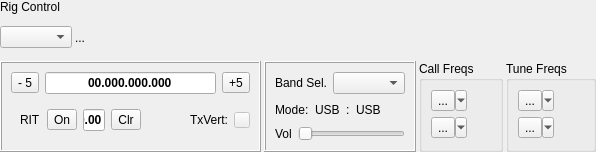
Rsclub22/Minos2-Mirror, file mqt/MqtLogger/rigcontrolframe.ui: the form before one commit.
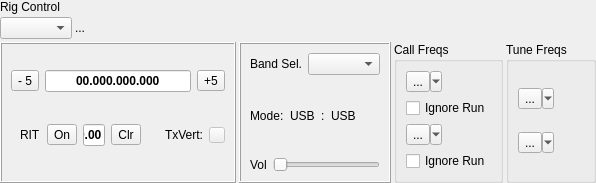
The form after the commit. Custom widgets are drawn as their Qt base class.

```diff
--- a/mqt/MqtLogger/rigcontrolframe.ui
+++ b/mqt/MqtLogger/rigcontrolframe.ui
@@ -7,7 +7,7 @@
     <x>0</x>
     <y>0</y>
     <width>596</width>
-    <height>152</height>
+    <height>170</height>
    </rect>
   </property>
   <property name="windowTitle">
@@ -391,6 +391,13 @@
           </property>
          </widget>
         </item>
+        <item>
+         <widget class="QCheckBox" name="ignoreRunChkBox0">
+          <property name="text">
+           <string>Ignore Run</string>
+          </property>
+         </widget>
+        </item>
         <item>
          <widget class="QToolButton" name="RunButton2">
           <property name="focusPolicy">
@@ -404,6 +411,13 @@
           </property>
          </widget>
         </item>
+        <item>
+         <widget class="QCheckBox" name="ignoreRunChkBox1">
+          <property name="text">
+           <string>Ignore Run</string>
+          </property>
+         </widget>
+        </item>
        </layout>
       </widget>
      </item>
```
